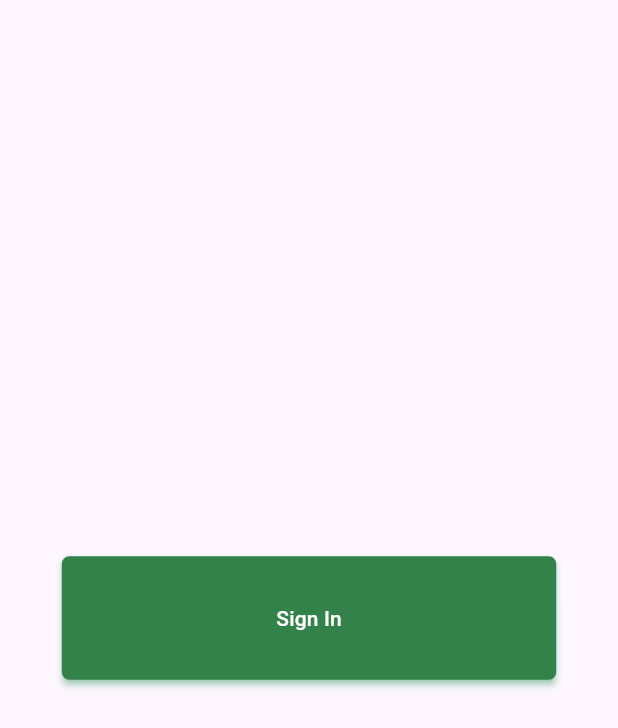
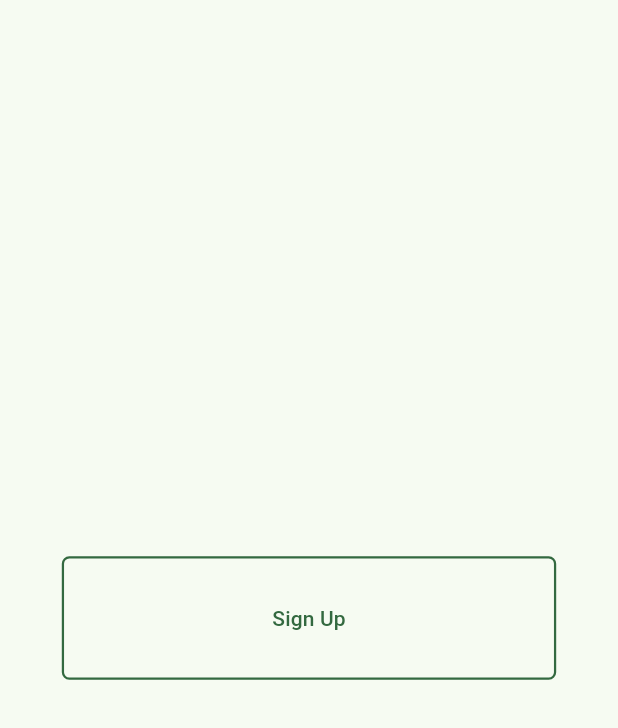
Before and after one commit to Linaeus14/PA_Mobile, a Flutter app: the screen it shows after launch, on a phone screen of 412 x 824 dp. Shown: the top 728 px of the screen. Run offline on Flutter 3.47's test engine with Material 2 defaults, Android fonts, the phone set to English and light mode, and no system bars.

Commit message:
widget: button primary&secondary

```diff
--- a/lib/main.dart
+++ b/lib/main.dart
@@ -16,14 +16,14 @@ class MyApp extends StatelessWidget {
     return MaterialApp(
       title: 'Plantdex',
       theme: ThemeData(
-        colorScheme: ColorScheme.fromSeed(seedColor: Colors.deepPurple),
+        colorScheme: ColorScheme.fromSeed(seedColor: const Color(0xFF338249)),
         useMaterial3: true,
       ),
       home: Scaffold(
         body: Container(
           alignment: Alignment.center,
-          child: ButtonPrimary(
-              text: "Sign In",
+          child: ButtonSecondary(
+              text: "Sign Up",
               mediaQueryWidth: width,
               mediaQueryHeight: height,
               onPressed: () {}),
--- a/lib/ui/widget/button_primary.dart
+++ b/lib/ui/widget/button_primary.dart
@@ -18,11 +18,12 @@ class ButtonPrimary extends StatelessWidget {
 
   @override
   Widget build(BuildContext context) {
+    ColorScheme scheme = Theme.of(context).colorScheme;
     return ElevatedButton(
         style: ElevatedButton.styleFrom(
-          backgroundColor: const Color(0xFF338249),
-          foregroundColor: Colors.white,
-          shadowColor: Colors.greenAccent,
+          backgroundColor: scheme.primary,
+          foregroundColor: scheme.onPrimary,
+          shadowColor: scheme.surfaceVariant,
           elevation: 2,
           shape:
               RoundedRectangleBorder(borderRadius: BorderRadius.circular(5.0)),
--- a/lib/ui/widget/button_secondary.dart
+++ b/lib/ui/widget/button_secondary.dart
@@ -1,10 +1,35 @@
 part of './widget.dart';
 
 class ButtonSecondary extends StatelessWidget {
-  const ButtonSecondary({super.key});
+  final void Function() _onPressed;
+  final String _text;
+  final double _width;
+  final double _height;
+  const ButtonSecondary(
+      {super.key,
+      required String text,
+      required double mediaQueryWidth,
+      required double mediaQueryHeight,
+      required void Function() onPressed})
+      : _onPressed = onPressed,
+        _text = text,
+        _width = mediaQueryWidth,
+        _height = mediaQueryHeight;
 
   @override
   Widget build(BuildContext context) {
-    return const Placeholder();
+    ColorScheme scheme = Theme.of(context).colorScheme;
+    return OutlinedButton(
+        style: OutlinedButton.styleFrom(
+          elevation: 2,
+          shape:
+              RoundedRectangleBorder(borderRadius: BorderRadius.circular(5.0)),
+          side: BorderSide(width: 1.5, color: scheme.primary),
+          minimumSize: Size(8 * _width / 10, _height / 10), //////// HERE
+        ),
+        onPressed: _onPressed,
+        child: Text(
+          _text,
+        ));
   }
 }
```
